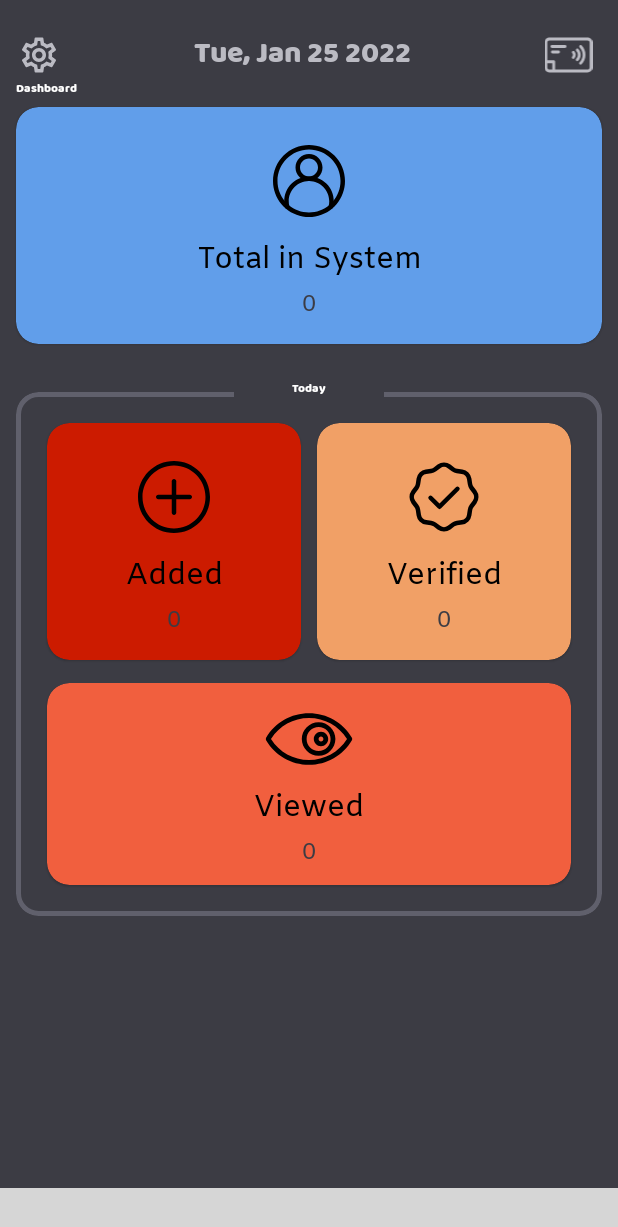
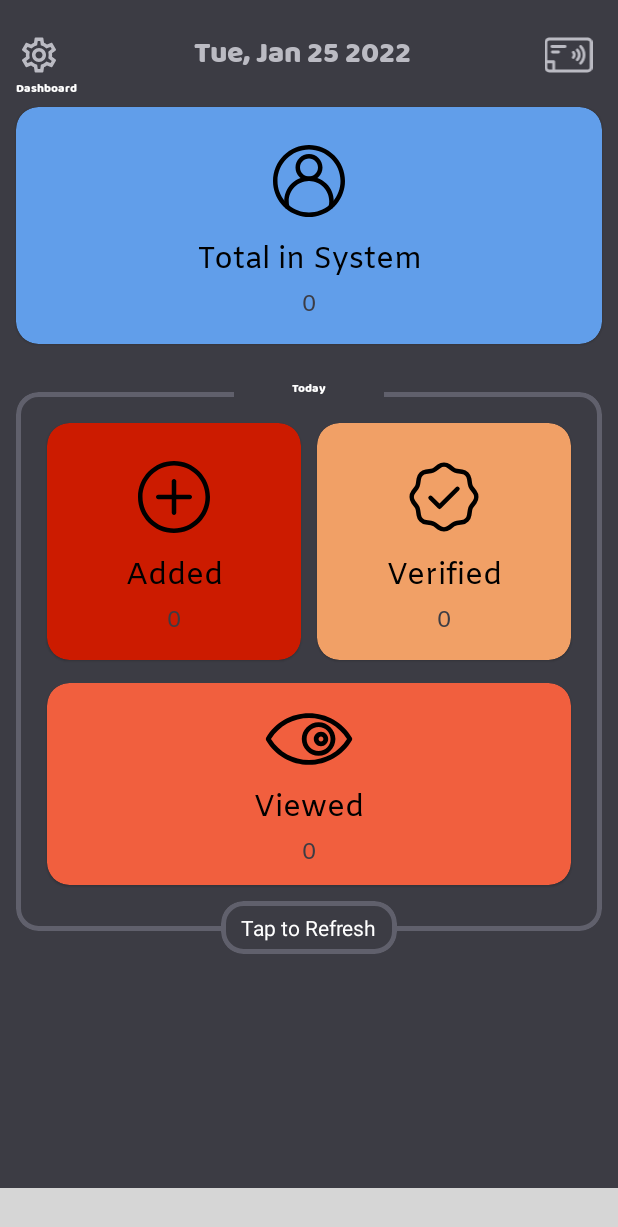
Before and after one commit to Amark18/Check_Verification_System, an Android app: the MainActivity screen opened directly, with no data from a screen before it, on a phone screen of 412 x 824 dp. Shown: the top 1227 px of the screen. Run offline under Robolectric (Android 15) with nearby library versions, the phone set to English and light mode, and no system bars; our stand-ins replace Firebase (no records; nobody signed in at launch, a user with empty details on screens opened directly); libraries missing offline, so code that uses them is left out: com.irfaan008.irbottomnavigation, www.sanju.motiontoast; plain views replace SpaceNavigationView; Roboto replaces fonts that are not available here; 12 statements that could not run were skipped; grey boxes are pictures that could not be loaded.

Commit message:
Pin login enabled, swipeToRefresh has been changed to tapToRefresh, and fixed issue with small devices where focus was not on the top when searching

```diff
--- a/app/src/main/java/com/akapps/check_verification_system/activities/MainActivity.java
+++ b/app/src/main/java/com/akapps/check_verification_system/activities/MainActivity.java
@@ -2,23 +2,20 @@ package com.akapps.check_verification_system.activities;
 
 import androidx.appcompat.app.AppCompatActivity;
 import androidx.core.content.ContextCompat;
+import androidx.core.widget.NestedScrollView;
 import androidx.recyclerview.widget.GridLayoutManager;
 import androidx.recyclerview.widget.RecyclerView;
-import androidx.swiperefreshlayout.widget.SwipeRefreshLayout;
 import android.app.PendingIntent;
 import android.content.Context;
 import android.content.Intent;
 import android.nfc.NfcAdapter;
 import android.os.Bundle;
 import android.os.Handler;
-import android.view.Gravity;
 import android.view.View;
 import android.widget.ImageView;
 import android.widget.LinearLayout;
 import android.widget.SearchView;
 import android.widget.TextView;
-import android.widget.Toast;
-
 import com.akapps.check_verification_system.R;
 import com.akapps.check_verification_system.classes.Animation;
 import com.akapps.check_verification_system.classes.BottomSheetHelper;
@@ -35,7 +32,7 @@ import java.util.ArrayList;
 import java.util.stream.Collectors;
 import www.sanju.motiontoast.MotionToast;
 
-public class MainActivity extends AppCompatActivity{
+public class MainActivity extends AppCompatActivity {
 
     // NFC
     private NFC nfc;
@@ -55,6 +52,7 @@ public class MainActivity extends AppCompatActivity{
     public BottomSheetHelper bottomSheetHelper;
 
     // layout
+    private NestedScrollView scrollView;
     private TextView date;
     private LinearLayout dash;
     private SearchView searchView;
@@ -73,7 +71,7 @@ public class MainActivity extends AppCompatActivity{
     private TextView viewedTodayText;
     private MaterialCardView viewedTodayCardView;
     private TextView emptyRecyclerviewMessage;
-    private SwipeRefreshLayout swipeRefreshLayout;
+    private MaterialCardView tapToRefresh;
 
     // variables
     private final int gridSpan = 2;
@@ -107,7 +105,7 @@ public class MainActivity extends AppCompatActivity{
         initializeNFC();
 
         // initialize animation
-        animation = new Animation(searchView, closeSearch, nfcStatus, searchLayout,
+        animation = new Animation(scrollView, searchView, closeSearch, nfcStatus, searchLayout,
                 customerRecyclerview, emptyRecyclerviewMessage, nfcAdapter, settings);
 
         // initialize Database
@@ -118,7 +116,7 @@ public class MainActivity extends AppCompatActivity{
     @Override
     public void onBackPressed() {
         // if search bar is open, close it on back press
-        if(searchView.getVisibility() == View.VISIBLE)
+        if (searchView.getVisibility() == View.VISIBLE)
             closeSearch();
     }
 
@@ -143,7 +141,7 @@ public class MainActivity extends AppCompatActivity{
     @Override
     protected void onDestroy() {
         super.onDestroy();
-        if(bottomSheetHelper != null)
+        if (bottomSheetHelper != null)
             bottomSheetHelper.closeAllSheets();
     }
 
@@ -152,24 +150,24 @@ public class MainActivity extends AppCompatActivity{
         super.onNewIntent(intent);
         // catches nfc tap by user when app is open
         // reads nfc card to open customer
-        if(nfc != null && !writeNfcMode && !readNfcMode) {
+        if (nfc != null && !writeNfcMode && !readNfcMode) {
             nfc.readNFCTag(intent, false, "");
             bottomSheetHelper.closeNfcSheet();
         }
         // writes to nfc card
-        else if(nfc != null && writeNfcMode){
+        else if (nfc != null && writeNfcMode) {
             nfc.readNFCTag(intent, true, writeString);
             writeNfcMode = false;
         }
         // read card to output card data to user (used in settings sheet)
-        else if(nfc != null && readNfcMode){
+        else if (nfc != null && readNfcMode) {
             nfc.readNFCTag(intent, false, getString(R.string.output_data));
             readNfcMode = false;
             bottomSheetHelper.closeNfcSheet();
         }
     }
 
-    private void initializeNFC(){
+    private void initializeNFC() {
         nfcAdapter = NfcAdapter.getDefaultAdapter(this);
         if (nfcAdapter == null) {
             return; // does not initialize if NFC is not available for device
@@ -180,18 +178,19 @@ public class MainActivity extends AppCompatActivity{
     }
 
     // this method determines whether to read or write to next card tap via NFC
-    public void showNfcPrompt(String customerId, boolean readNfcMode){
-        if(readNfcMode)
+    public void showNfcPrompt(String customerId, boolean readNfcMode) {
+        if (readNfcMode)
             this.readNfcMode = true;
-        else{
+        else {
             writeNfcMode = true;
             writeString = customerId;
         }
-        if(nfc != null)
+        if (nfc != null)
             nfc.showNfcPrompt();
     }
 
-    private void initializeLayout(Bundle savedInstanceState){
+    private void initializeLayout(Bundle savedInstanceState) {
+        scrollView = findViewById(R.id.main_scrollview);
         date = findViewById(R.id.date);
         dash = findViewById(R.id.dashboard);
         settings = findViewById(R.id.settings);
@@ -210,14 +209,14 @@ public class MainActivity extends AppCompatActivity{
         nfcStatus = findViewById(R.id.nfc_icon);
         customerRecyclerview = findViewById(R.id.customers_recyclerview);
         emptyRecyclerviewMessage = findViewById(R.id.recyclerview_empty_text);
-        swipeRefreshLayout = findViewById(R.id.swiperefresh);
+        tapToRefresh = findViewById(R.id.tap_to_refresh);
 
         // setting up
         customerRecyclerview.setHasFixedSize(true);
         customerRecyclerview.setLayoutManager(new GridLayoutManager(context, gridSpan));
         spaceNavigationView.initWithSaveInstanceState(savedInstanceState);
-        spaceNavigationView.addSpaceItem(new SpaceItem("home", R.drawable.home_icon));
-        spaceNavigationView.addSpaceItem(new SpaceItem("search", R.drawable.search_icon));
+        spaceNavigationView.addSpaceItem(new SpaceItem(getString(R.string.bottom_nav_home_text), R.drawable.home_icon));
+        spaceNavigationView.addSpaceItem(new SpaceItem(getString(R.string.bottom_nav_search_text), R.drawable.search_icon));
         spaceNavigationView.setCentreButtonIconColorFilterEnabled(false);
         spaceNavigationView.setCentreButtonRippleColor(ContextCompat.getColor(this, R.color.cerulean_blue));
         spaceNavigationView.showIconOnly();
@@ -235,9 +234,9 @@ public class MainActivity extends AppCompatActivity{
 
             @Override
             public boolean onQueryTextChange(String typingQuery) {
-                if(typingQuery.length() > 0)
+                if (typingQuery.length() > 0)
                     firestoreDatabase.searchForCustomer(typingQuery);
-                else if(isSearching)
+                else if (isSearching)
                     populateRecyclerview(new ArrayList<>());
                 return false;
             }
@@ -253,9 +252,9 @@ public class MainActivity extends AppCompatActivity{
             @Override
             public void onItemClick(int itemIndex, String itemName) {
                 // search is selected
-               if(itemIndex == 1) {
+                if (itemIndex == 1) {
                     // if there are customers, then open
-                   if(firestoreDatabase.getCustomers().size() > 0) {
+                    if (firestoreDatabase.getCustomers().size() > 0) {
                         // if search is selected and nothing else is
                         // currently selected, then current view is isSearching
                         if (isViewingTotalInSystem || isViewingAddedToday || isViewingVerifiedToday || isViewingViewedToday)
@@ -270,7 +269,7 @@ public class MainActivity extends AppCompatActivity{
                         // resets boolean
                         showKeyboard = true;
                     }
-                   else{
+                    else {
                         Helper.showMessage(MainActivity.this, context.getString(R.string.no_customers_title),
                                 context.getString(R.string.no_customers_message),
                                 MotionToast.TOAST_ERROR);
@@ -278,7 +277,7 @@ public class MainActivity extends AppCompatActivity{
                     }
                 }
                 // home is selected
-               else if(itemIndex == 0) {
+                else if (itemIndex == 0) {
                     // if home is selected, that means that search/recyclerview was closed
                     // thus, we are back to dashboard and not viewing anything
                     isSearching = isViewingTotalInSystem = isViewingAddedToday =
@@ -290,17 +289,17 @@ public class MainActivity extends AppCompatActivity{
             }
 
             @Override
-            public void onItemReselected(int itemIndex, String itemName) {}
+            public void onItemReselected(int itemIndex, String itemName) {
+            }
         });
 
-        // pulling down updates data and updates recyclerview
-        swipeRefreshLayout.setOnRefreshListener(() -> {
+        // tap to update data and recyclerview
+        tapToRefresh.setOnClickListener(view -> {
             // checks to see if NFC status changed
             if (nfcAdapter != null)
                 nfc.checkNfcStatus();
             // retrieves data from database to see if there is any updates
             firestoreDatabase.loadCustomerData(customerRecyclerview.getAdapter() != null ? true : false);
-            swipeRefreshLayout.setRefreshing(false);
         });
 
         closeSearch.setOnClickListener(v -> closeSearch());
@@ -360,9 +359,7 @@ public class MainActivity extends AppCompatActivity{
         showKeyboard = isViewingDashboard = isSearching = false;
         if(list.size() > 0) {
             spaceNavigationView.changeCurrentItem(1);
-            new Handler().postDelayed(() -> {
-                populateRecyclerview(list);
-            }, mediumDuration);
+            new Handler().postDelayed(() -> populateRecyclerview(list), mediumDuration);
         }
     }
 
@@ -424,9 +421,6 @@ public class MainActivity extends AppCompatActivity{
                 showFilterResults(firestoreDatabase.getVerifiedTodayList());
             else if(isViewingTotalInSystem)
                 populateRecyclerview(updatedCustomers);
-            else if(isViewingDashboard){
-                // do nothing, recyclerview is not being viewed
-            }
         }
     }
 
--- a/app/src/main/java/com/akapps/check_verification_system/activities/PinLoginActivity.java
+++ b/app/src/main/java/com/akapps/check_verification_system/activities/PinLoginActivity.java
@@ -140,7 +140,8 @@ public class PinLoginActivity extends AppCompatActivity{
     // pin is based on the current year and the hour
     private String getCurrentPin(){
         Calendar calendar = Calendar.getInstance();
-        return calendar.get(Calendar.YEAR) + "" + calendar.get(Calendar.HOUR);
+        int currentHour = calendar.get(Calendar.HOUR) == 0 ? 12 : calendar.get(Calendar.HOUR);
+        return calendar.get(Calendar.YEAR) + "" + currentHour;
     }
 
     private void getFingerprintFromUser(){
--- a/app/src/main/java/com/akapps/check_verification_system/classes/Animation.java
+++ b/app/src/main/java/com/akapps/check_verification_system/classes/Animation.java
@@ -8,11 +8,14 @@ import android.widget.ImageView;
 import android.widget.LinearLayout;
 import android.widget.SearchView;
 import android.widget.TextView;
+
+import androidx.core.widget.NestedScrollView;
 import androidx.recyclerview.widget.RecyclerView;
 
 public class Animation {
 
     // layout
+    private final NestedScrollView scrollView;
     private final SearchView searchView;
     private final TextView closeSearch;
     private final ImageView nfcStatus;
@@ -27,9 +30,10 @@ public class Animation {
     private final int smallDelay = 100;
     private final NfcAdapter nfcAdapter;
 
-    public Animation(SearchView searchView, TextView closeSearch, ImageView nfcStatus,
+    public Animation(NestedScrollView scrollView, SearchView searchView, TextView closeSearch, ImageView nfcStatus,
                      LinearLayout searchLayout, RecyclerView customerRecyclerview,
                      TextView emptyRecyclerviewMessage, NfcAdapter nfcAdapter, ImageView settings) {
+        this.scrollView = scrollView;
         this.searchView = searchView;
         this.closeSearch = closeSearch;
         this.nfcStatus = nfcStatus;
@@ -38,6 +42,7 @@ public class Animation {
         this.emptyRecyclerviewMessage = emptyRecyclerviewMessage;
         this.nfcAdapter = nfcAdapter;
         this.settings = settings;
+        new Handler().postDelayed(() -> showTopOfScreen(scrollView), smallDelay);
     }
 
     // slides up the search bar to be on the top and sets whatever on top to be invisible
@@ -56,6 +61,7 @@ public class Animation {
             customerRecyclerview.setAdapter(null);
             // show keyboard after animation to ensure layout has been populated
             new Handler().postDelayed(() -> showKeyboard(showKeyboard), longAnimationDuration);
+            new Handler().postDelayed(() -> showTopOfScreen(scrollView), longAnimationDuration + smallDelay);
         }, smallDelay);
     }
 
@@ -65,7 +71,7 @@ public class Animation {
             nfcStatus.animate().alpha(1.0f).setDuration(mediumAnimationDuration).withEndAction(() -> nfcStatus.setVisibility(View.VISIBLE));
             settings.animate().alpha(1.0f).setDuration(mediumAnimationDuration).withEndAction(() -> settings.setVisibility(View.VISIBLE));
             closeSearch.animate().alpha(0.0f).setDuration(mediumAnimationDuration).withEndAction(() -> closeSearch.setVisibility(View.INVISIBLE));
-            move.animate().alpha(0.0f).setDuration(mediumAnimationDuration).withEndAction(() -> move.setVisibility(View.GONE));
+            move.animate().alpha(0.0f).setDuration(mediumAnimationDuration).withEndAction(() -> move.setVisibility(View.INVISIBLE));
             other.animate().alpha(1.0f).setDuration(mediumAnimationDuration);
             ObjectAnimator animation = ObjectAnimator.ofFloat(move, "translationY",   0f);
             animation.setDuration(mediumAnimationDuration);
@@ -74,7 +80,13 @@ public class Animation {
             customerRecyclerview.setAdapter(null);
             // clear search input
             searchView.setQuery("", false);
+            new Handler().postDelayed(() -> showTopOfScreen(scrollView), mediumAnimationDuration + smallDelay);
         }, smallDelay);
+    }
+
+    public void showTopOfScreen(NestedScrollView scrollView){
+        // ensures that top of screen is currently viewed
+        scrollView.smoothScrollTo(0, 0, 500);
     }
 
     public void showKeyboard(boolean showKeyboard){
--- a/app/src/main/res/layout/activity_main.xml
+++ b/app/src/main/res/layout/activity_main.xml
@@ -1,18 +1,13 @@
 <?xml version="1.0" encoding="utf-8"?>
-<androidx.swiperefreshlayout.widget.SwipeRefreshLayout
-    android:id="@+id/swiperefresh"
+<androidx.constraintlayout.widget.ConstraintLayout
     xmlns:android="http://schemas.android.com/apk/res/android"
     xmlns:app="http://schemas.android.com/apk/res-auto"
     android:layout_width="match_parent"
     android:layout_height="match_parent"
     android:background="@color/grayDark">
 
-    <androidx.constraintlayout.widget.ConstraintLayout
-        android:id="@+id/main_layout"
-        android:layout_width="match_parent"
-        android:layout_height="wrap_content">
-
         <androidx.core.widget.NestedScrollView
+            android:id="@+id/main_scrollview"
             android:layout_width="match_parent"
             android:layout_height="match_parent"
             app:layout_constraintBottom_toBottomOf="parent"
@@ -35,7 +30,7 @@
                     app:cardCornerRadius="15dp"
                     app:layout_constraintEnd_toEndOf="parent"
                     app:layout_constraintStart_toStartOf="parent"
-                    app:layout_constraintTop_toTopOf="parent"></com.google.android.material.card.MaterialCardView>
+                    app:layout_constraintTop_toTopOf="parent"/>
 
                 <TextView
                     android:id="@+id/internet_message"
@@ -109,6 +104,7 @@
                     android:layout_width="match_parent"
                     android:layout_height="wrap_content"
                     android:layout_marginHorizontal="5dp"
+                    android:paddingBottom="10dp"
                     android:orientation="vertical"
                     app:layout_constraintEnd_toEndOf="parent"
                     app:layout_constraintStart_toStartOf="parent"
@@ -358,7 +354,7 @@
                                 android:layout_height="wrap_content"
                                 android:layout_marginHorizontal="5dp"
                                 android:layout_marginTop="10dp"
-                                android:layout_marginBottom="5dp"
+                                android:layout_marginBottom="15dp"
                                 android:layout_weight="1"
                                 app:cardBackgroundColor="@color/flamingo"
                                 app:cardCornerRadius="15dp"
@@ -413,6 +409,28 @@
                             </com.google.android.material.card.MaterialCardView>
 
                         </LinearLayout>
+
+                    </com.google.android.material.card.MaterialCardView>
+
+                    <com.google.android.material.card.MaterialCardView
+                        android:id="@+id/tap_to_refresh"
+                        android:layout_width="wrap_content"
+                        android:layout_height="wrap_content"
+                        android:layout_gravity="center"
+                        app:cardElevation="-2dp"
+                        app:strokeColor="@color/gray"
+                        app:strokeWidth="3dp"
+                        android:layout_marginTop="-20dp"
+                        app:cardBackgroundColor="@color/grayDark"
+                        app:cardCornerRadius="15dp">
+
+                        <TextView
+                            android:layout_width="wrap_content"
+                            android:layout_height="wrap_content"
+                            android:layout_marginHorizontal="5dp"
+                            android:padding="8dp"
+                            android:text="@string/refresh_text"
+                            android:textColor="@color/white" />
 
                     </com.google.android.material.card.MaterialCardView>
 
@@ -496,6 +514,4 @@
             app:layout_constraintStart_toStartOf="parent"
             app:space_background_color="@color/grayDark" />
 
-    </androidx.constraintlayout.widget.ConstraintLayout>
-
-</androidx.swiperefreshlayout.widget.SwipeRefreshLayout>
+</androidx.constraintlayout.widget.ConstraintLayout>
--- a/app/src/main/res/values/strings.xml
+++ b/app/src/main/res/values/strings.xml
@@ -22,6 +22,8 @@
     <string name="no_nfc_text">NFC Disabled</string>
     <string name="no_customers_title">No Customers</string>
     <string name="no_customers_message">Cannot search for something non existent</string>
+    <string name="bottom_nav_home_text">Home</string>
+    <string name="bottom_nav_search_text">Search</string>
 
     <!-- Commands !-->
     <string name="try_again">TRY AGAIN</string>
@@ -33,6 +35,7 @@
     <string name="take_id_photo">Take Picture of ID</string>
     <string name="add_customer">ADD</string>
     <string name="close_text">Close</string>
+    <string name="refresh_text">Tap to Refresh</string>
 
     <!-- Firestore Database !-->
     <string name="database_main_collection">customers</string>
```
Also changed, not shown: app/src/main/java/com/akapps/check_verification_system/bottomsheet/AccountLoginSheet.java (+3 -5 lines), app/src/main/java/com/akapps/check_verification_system/bottomsheet/AddCustomerSheet.java (+19 -7 lines), 9 other files. Lines whose indentation alone changed are shown as unchanged.
